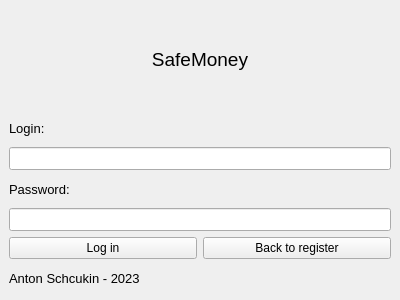
Before: the Qt Designer form data/uiSMlogin.ui in calabufy/SafeMoney, drawn with Qt 5.
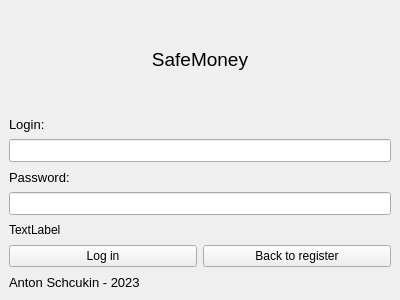
After: the same form once the commit is applied.

Commit message: Added the ability to log in and register

Patch:
```diff
--- a/data/uiSMlogin.ui
+++ b/data/uiSMlogin.ui
@@ -22,37 +22,7 @@
   <widget class="QWidget" name="centralwidget">
    <layout class="QGridLayout" name="gridLayout">
     <item row="5" column="0">
-     <layout class="QHBoxLayout" name="horizontalLayout">
-      <item>
-       <widget class="QPushButton" name="login_button">
-        <property name="text">
-         <string>Log in</string>
-        </property>
-       </widget>
-      </item>
-      <item>
-       <widget class="QPushButton" name="back_button">
-        <property name="text">
-         <string>Back to register</string>
-        </property>
-       </widget>
-      </item>
-     </layout>
-    </item>
-    <item row="6" column="0">
-     <widget class="QLabel" name="author_label">
-      <property name="font">
-       <font>
-        <pointsize>10</pointsize>
-       </font>
-      </property>
-      <property name="text">
-       <string>Anton Schcukin - 2023</string>
-      </property>
-     </widget>
-    </item>
-    <item row="2" column="0">
-     <widget class="QLineEdit" name="login">
+     <widget class="QLineEdit" name="password">
       <property name="font">
        <font>
         <pointsize>10</pointsize>
@@ -61,15 +31,12 @@
      </widget>
     </item>
     <item row="3" column="0">
-     <widget class="QLabel" name="label_3">
+     <widget class="QLineEdit" name="login">
       <property name="font">
        <font>
         <pointsize>10</pointsize>
        </font>
       </property>
-      <property name="text">
-       <string>Password:</string>
-      </property>
      </widget>
     </item>
     <item row="0" column="0">
@@ -93,6 +60,49 @@
       </property>
      </widget>
     </item>
+    <item row="8" column="0">
+     <widget class="QLabel" name="author_label">
+      <property name="font">
+       <font>
+        <pointsize>10</pointsize>
+       </font>
+      </property>
+      <property name="text">
+       <string>Anton Schcukin - 2023</string>
+      </property>
+     </widget>
+    </item>
+    <item row="7" column="0">
+     <layout class="QHBoxLayout" name="horizontalLayout">
+      <item>
+       <widget class="QPushButton" name="login_button">
+        <property name="text">
+         <string>Log in</string>
+        </property>
+       </widget>
+      </item>
+      <item>
+       <widget class="QPushButton" name="back_button">
+        <property name="text">
+         <string>Back to register</string>
+        </property>
+       </widget>
+      </item>
+     </layout>
+    </item>
+    <item row="6" column="0">
+     <widget class="QLabel" name="status_label">
+      <property name="styleSheet">
+       <string notr="true">status_label : { color : red; }</string>
+      </property>
+      <property name="frameShape">
+       <enum>QFrame::NoFrame</enum>
+      </property>
+      <property name="text">
+       <string>TextLabel</string>
+      </property>
+     </widget>
+    </item>
     <item row="1" column="0">
      <widget class="QLabel" name="label_2">
       <property name="font">
@@ -106,12 +116,15 @@
      </widget>
     </item>
     <item row="4" column="0">
-     <widget class="QLineEdit" name="password">
+     <widget class="QLabel" name="label_3">
       <property name="font">
        <font>
         <pointsize>10</pointsize>
        </font>
       </property>
+      <property name="text">
+       <string>Password:</string>
+      </property>
      </widget>
     </item>
    </layout>
```
The commit also changes 3 other files.
